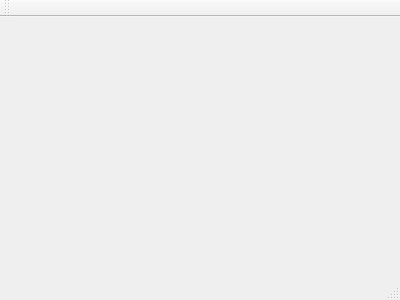
Above: mainwindow.ui from OneEcho/NFL-Football-Project before the change. Below: the same form after it.
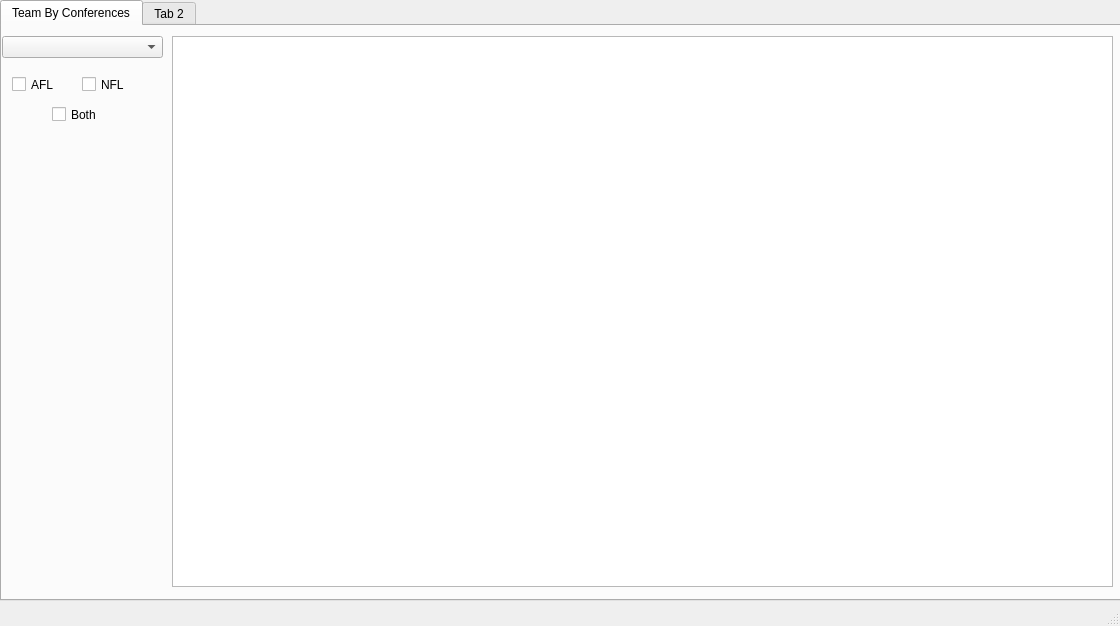
That is the form after the change.

Commit message: Added database class and allowed the user to choose conference and/or specific team. Can be changed upon request -Eric

Diff of the .ui file:
```diff
--- a/mainwindow.ui
+++ b/mainwindow.ui
@@ -1,24 +1,111 @@
 <ui version="4.0">
  <class>MainWindow</class>
- <widget class="QMainWindow" name="MainWindow" >
-  <property name="geometry" >
+ <widget class="QMainWindow" name="MainWindow">
+  <property name="geometry">
    <rect>
     <x>0</x>
     <y>0</y>
-    <width>400</width>
-    <height>300</height>
+    <width>1120</width>
+    <height>626</height>
    </rect>
   </property>
   <property name="windowTitle" >
    <string>MainWindow</string>
   </property>
-  <widget class="QMenuBar" name="menuBar" />
-  <widget class="QToolBar" name="mainToolBar" />
-  <widget class="QWidget" name="centralWidget" />
-  <widget class="QStatusBar" name="statusBar" />
+  <widget class="QWidget" name="centralWidget">
+   <widget class="QTabWidget" name="tabWidget">
+    <property name="geometry">
+     <rect>
+      <x>0</x>
+      <y>0</y>
+      <width>1121</width>
+      <height>601</height>
+     </rect>
+    </property>
+    <widget class="QWidget" name="Conference">
+     <attribute name="title">
+      <string>Team By Conferences</string>
+     </attribute>
+     <widget class="QTableView" name="ConferenceTableView">
+      <property name="geometry">
+       <rect>
+        <x>170</x>
+        <y>10</y>
+        <width>941</width>
+        <height>551</height>
+       </rect>
+      </property>
+     </widget>
+     <widget class="QComboBox" name="TeamsComboBox">
+      <property name="geometry">
+       <rect>
+        <x>0</x>
+        <y>10</y>
+        <width>161</width>
+        <height>22</height>
+       </rect>
+      </property>
+     </widget>
+     <widget class="QCheckBox" name="AFLCheckBox">
+      <property name="geometry">
+       <rect>
+        <x>10</x>
+        <y>50</y>
+        <width>61</width>
+        <height>17</height>
+       </rect>
+      </property>
+      <property name="text">
+       <string>AFL</string>
+      </property>
+     </widget>
+     <widget class="QCheckBox" name="NFLCheckBox">
+      <property name="geometry">
+       <rect>
+        <x>80</x>
+        <y>50</y>
+        <width>70</width>
+        <height>17</height>
+       </rect>
+      </property>
+      <property name="text">
+       <string>NFL</string>
+      </property>
+     </widget>
+     <widget class="QCheckBox" name="BothCheckBox">
+      <property name="geometry">
+       <rect>
+        <x>50</x>
+        <y>80</y>
+        <width>70</width>
+        <height>17</height>
+       </rect>
+      </property>
+      <property name="text">
+       <string>Both</string>
+      </property>
+     </widget>
+    </widget>
+    <widget class="QWidget" name="tab_2">
+     <attribute name="title">
+      <string>Tab 2</string>
+     </attribute>
+    </widget>
+   </widget>
+  </widget>
+  <widget class="QMenuBar" name="menuBar">
+   <property name="geometry">
+    <rect>
+     <x>0</x>
+     <y>0</y>
+     <width>1120</width>
+     <height>21</height>
+    </rect>
+   </property>
+  </widget>
+  <widget class="QStatusBar" name="statusBar"/>
  </widget>
- <layoutDefault spacing="6" margin="11" />
- <pixmapfunction></pixmapfunction>
+ <layoutdefault spacing="6" margin="11"/>
  <resources/>
  <connections/>
 </ui>
```
Left out of the diff: 3 changed lines with no effect on the pictures. The commit also changes 6 other files.
